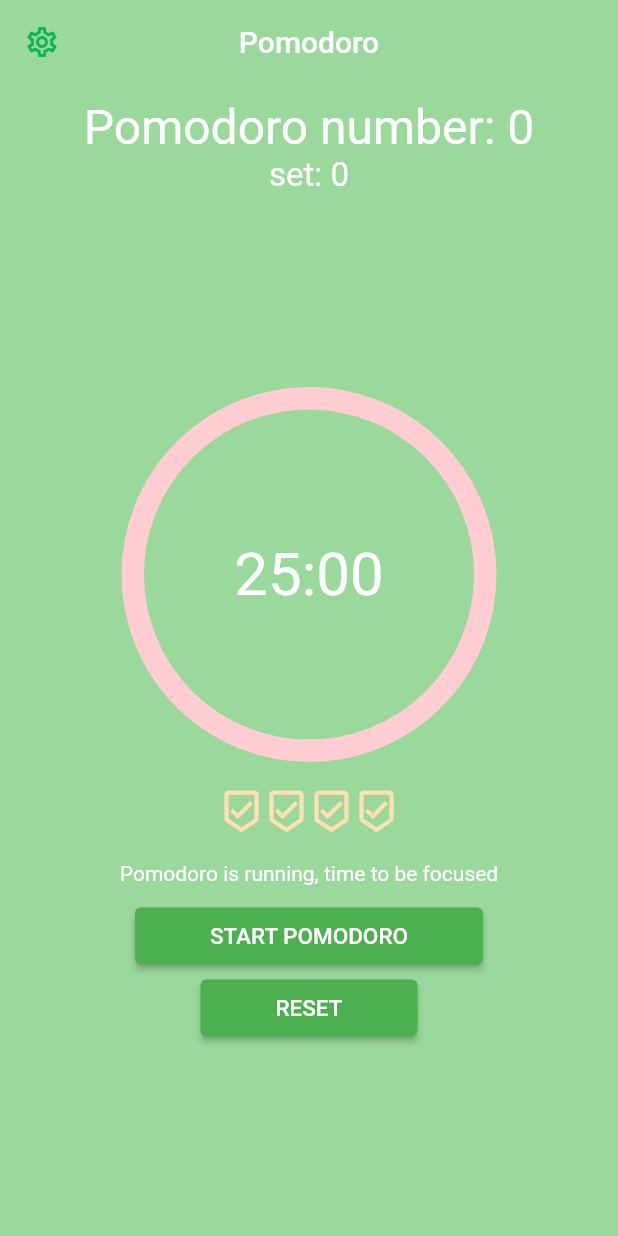
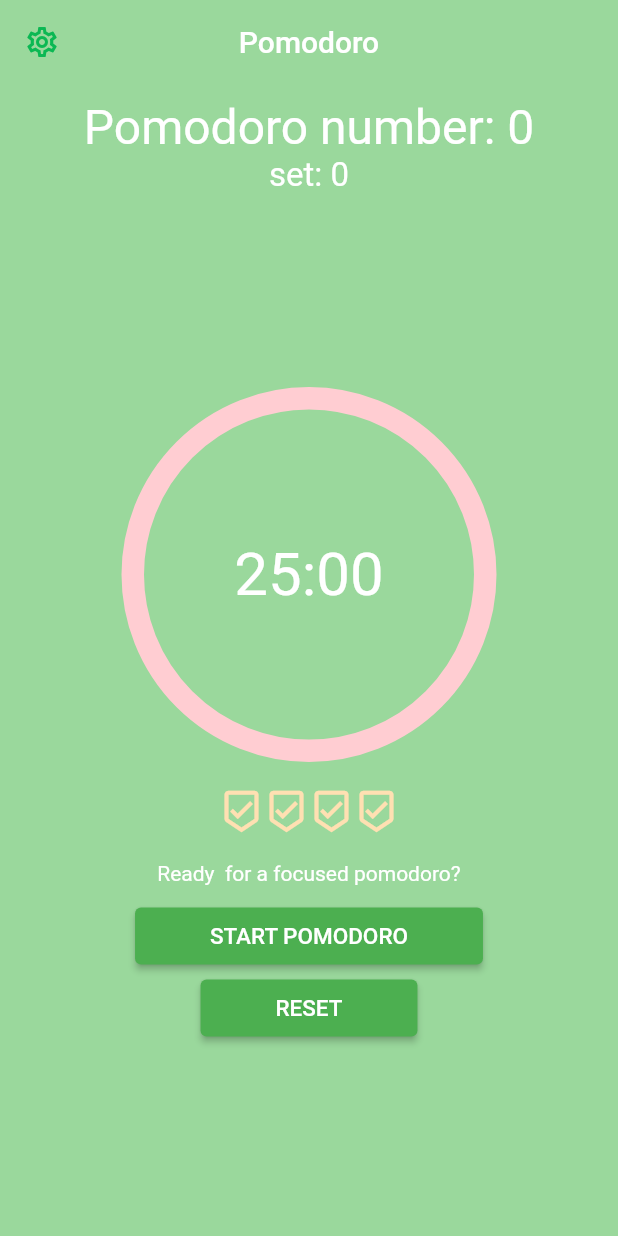
Before and after one commit to moabomena/Pomozen, a Flutter app: the screen it shows after launch, after a tap on "START POMODORO", after a tap on "RESET", on a phone screen of 412 x 824 dp. Run offline on Flutter 3.47's test engine with Material 2 defaults, Android fonts, the phone set to English and light mode, and no system bars; drawn by our look-alikes of percent_indicator; our stand-ins replace audioplayers, flutter_local_notifications, get, rxdart.

Commit message:
fix controller of status description and status color

```diff
--- a/lib/screens/home_screen.dart
+++ b/lib/screens/home_screen.dart
@@ -83,11 +83,11 @@ class _HomeState extends State<Home> {
                   style: const TextStyle(fontSize: 22, color: Colors.white),
                 ),
                 Expanded(
-                  child: Column(
+                  child: Obx(
+                    () => Column(
                       mainAxisAlignment: MainAxisAlignment.center,
                       children: [
-                      Obx(
-                        () => CircularPercentIndicator(
+                        CircularPercentIndicator(
                           radius: 125.0,
                           lineWidth: 15.0,
                           percent: _getPomodoroPercentage(),
@@ -103,7 +103,6 @@ class _HomeState extends State<Home> {
                           progressColor: statusColor[timerCtl.pomodoroStatus],
                           backgroundColor: Colors.red[100] as Color,
                         ),
-                      ),
                         const SizedBox(
                           height: 10,
                         ),
@@ -115,20 +114,19 @@ class _HomeState extends State<Home> {
                           height: 10,
                         ),
                         Text(
-                        statusDescription[timerCtl.pomodoroStatus]!,
+                          statusDescription[timerCtl.pomodoroStatus],
                           style: const TextStyle(color: Colors.white),
                         ),
                         const SizedBox(
                           height: 10,
                         ),
-                      Obx(
-                        () => CustomButton(
+                        CustomButton(
                             onTap: _mainButtonPressed,
                             text: timerCtl.mainBtnText.value),
-                      ),
                         CustomButton(
                             onTap: _resetButtonPressed, text: _btnTextReset),
                       ],
+                    ),
                   ),
                 ),
               ],
@@ -210,11 +208,9 @@ class _HomeState extends State<Home> {
   _startPomodoroWithoutDelay() {
     Timer.run(() {
       if (timerCtl.remainingTimer.value > 0) {
-        setState(() {
         timerCtl.removeDelayOfNotification.value--;
         timerCtl.remainingTimer.value--;
         timerCtl.setMainBtnText(_btnTextPause);
-        });
       }
     });
   }
@@ -229,11 +225,9 @@ class _HomeState extends State<Home> {
             title: 'Pomodoro: foque na tarefa',
             body: _secondsToFormatedString(
                 timerCtl.removeDelayOfNotification.value));
-        setState(() {
         timerCtl.removeDelayOfNotification.value--;
         timerCtl.remainingTimer.value--;
         timerCtl.setMainBtnText(_btnTextPause);
-        });
       } else {
         localNotifications(
             title: 'Pomodoro: FINALIZADO!', body: 'Iniciar pausa de 5 minutos');
@@ -242,23 +236,18 @@ class _HomeState extends State<Home> {
         _cancelTime();
         if (timerCtl.pomodoroNum.value % pomodoriPerset == 0) {
           timerCtl.setPomodoroStatus(PomodoroStatus.pausedLongBreak);
-          setState(() {
           timerCtl.setValueTimerNotification(
               timerCtl.currentSliderValueLongBreak.value);
 
-            timerCtl
-                .setRemainingTime(timerCtl.currentSliderValueLongBreak.value);
+          timerCtl.setRemainingTime(timerCtl.currentSliderValueLongBreak.value);
           timerCtl.setMainBtnText(_btnTextStartLongBreak);
-          });
         } else {
           timerCtl.setPomodoroStatus(PomodoroStatus.pausedShortBreak);
-          setState(() {
           timerCtl.setValueTimerNotification(
               timerCtl.currentSliderValueShortBreak.value);
           timerCtl
               .setRemainingTime(timerCtl.currentSliderValueShortBreak.value);
           timerCtl.setMainBtnText(_btnTextStartShortBreak);
-          });
         }
       }
     });
@@ -266,9 +255,7 @@ class _HomeState extends State<Home> {
 
   _startShortBreak() {
     timerCtl.setPomodoroStatus(PomodoroStatus.runningShortBreak);
-    setState(() {
     timerCtl.setMainBtnText(_btnTextPause);
-    });
     _startPomodoroWithoutDelay();
     _cancelTime();
     timerCtl.timer = Timer.periodic(const Duration(seconds: 1), (timer) {
@@ -277,10 +264,8 @@ class _HomeState extends State<Home> {
             title: 'Pomodoro: Descanse por 5 minutos',
             body: _secondsToFormatedString(
                 timerCtl.removeDelayOfNotification.value));
-        setState(() {
         timerCtl.removeDelayOfNotification.value--;
         timerCtl.remainingTimer.value--;
-        });
       } else {
         localNotifications(
             title: 'Pomodoro: FINALIZADO!', body: 'Retorne ao trabalho!');
@@ -290,18 +275,14 @@ class _HomeState extends State<Home> {
         timerCtl.setRemainingTime(timerCtl.currentSliderValueWork.value);
         _cancelTime();
         timerCtl.setPomodoroStatus(PomodoroStatus.pausedPomodoro);
-        setState(() {
         timerCtl.setMainBtnText(_btnTextStart);
-        });
       }
     });
   }
 
   _startLongBreak() {
     timerCtl.setPomodoroStatus(PomodoroStatus.runningLongBreak);
-    setState(() {
     timerCtl.setMainBtnText(_btnTextPause);
-    });
     _startPomodoroWithoutDelay();
     _cancelTime();
     timerCtl.timer = Timer.periodic(const Duration(seconds: 1), (timer) {
@@ -310,10 +291,8 @@ class _HomeState extends State<Home> {
             title: 'Pomodoro: Descanse por 15 minutos',
             body: _secondsToFormatedString(
                 timerCtl.removeDelayOfNotification.value));
-        setState(() {
         timerCtl.removeDelayOfNotification.value--;
         timerCtl.remainingTimer.value--;
-        });
       } else {
         localNotifications(
             title: 'Pomodoro: CICLO FINALIZADO!',
@@ -324,9 +303,7 @@ class _HomeState extends State<Home> {
         timerCtl.setRemainingTime(timerCtl.currentSliderValueWork.value);
         _cancelTime();
         timerCtl.setPomodoroStatus(PomodoroStatus.setFinished);
-        setState(() {
         timerCtl.setMainBtnText(_btnTextStartNewSet);
-        });
       }
     });
   }
@@ -334,9 +311,7 @@ class _HomeState extends State<Home> {
   _pausePomodoroCountdown() {
     timerCtl.setPomodoroStatus(PomodoroStatus.pausedPomodoro);
     _cancelTime();
-    setState(() {
     timerCtl.setMainBtnText(_btnTextResumePomodoro);
-    });
   }
 
   _resetButtonPressed() {
@@ -366,9 +341,7 @@ class _HomeState extends State<Home> {
 
   _pauseBreakCountdown() {
     _cancelTime();
-    setState(() {
     timerCtl.setMainBtnText(_btnTextResumeBreak);
-    });
   }
 
   _cancelTime() {
--- a/lib/utils/constants.dart
+++ b/lib/utils/constants.dart
@@ -3,7 +3,7 @@ import 'package:pomodoro_app/model/pomodoro_status.dart';
 
 const pomodoriPerset = 4;
 
-const Map<PomodoroStatus, String> statusDescription = {
+const Map<PomodoroStatus, dynamic> statusDescription = {
   PomodoroStatus.runingPomodoro: 'Pomodoro is running, time to be focused',
   PomodoroStatus.pausedPomodoro: 'Ready  for a focused pomodoro?',
   PomodoroStatus.runningShortBreak: 'Short break running, time to relax',
```
Lines whose indentation alone changed are shown as unchanged.
